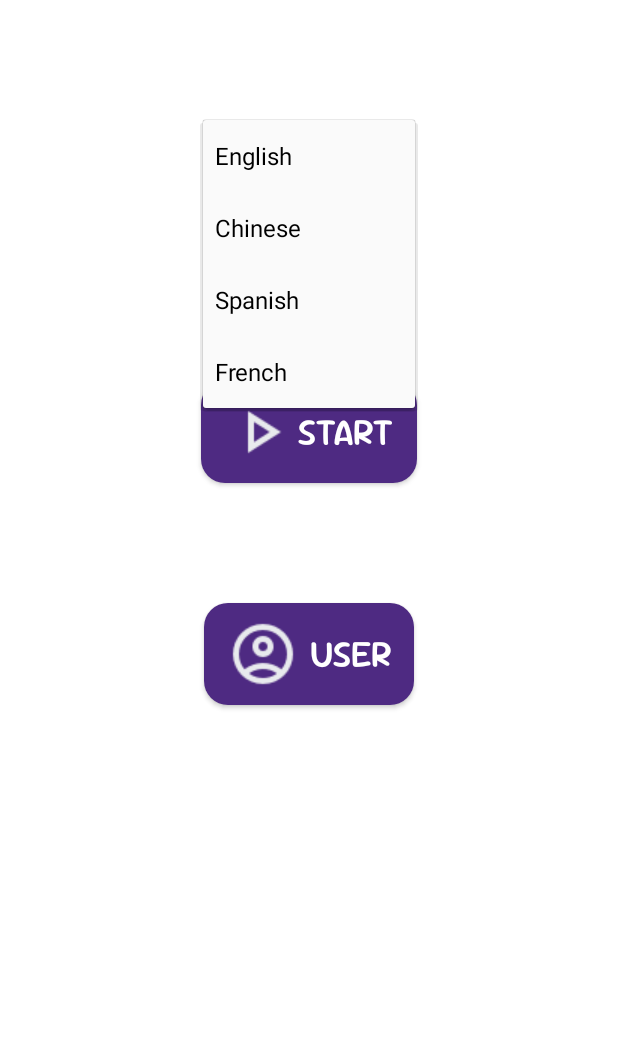
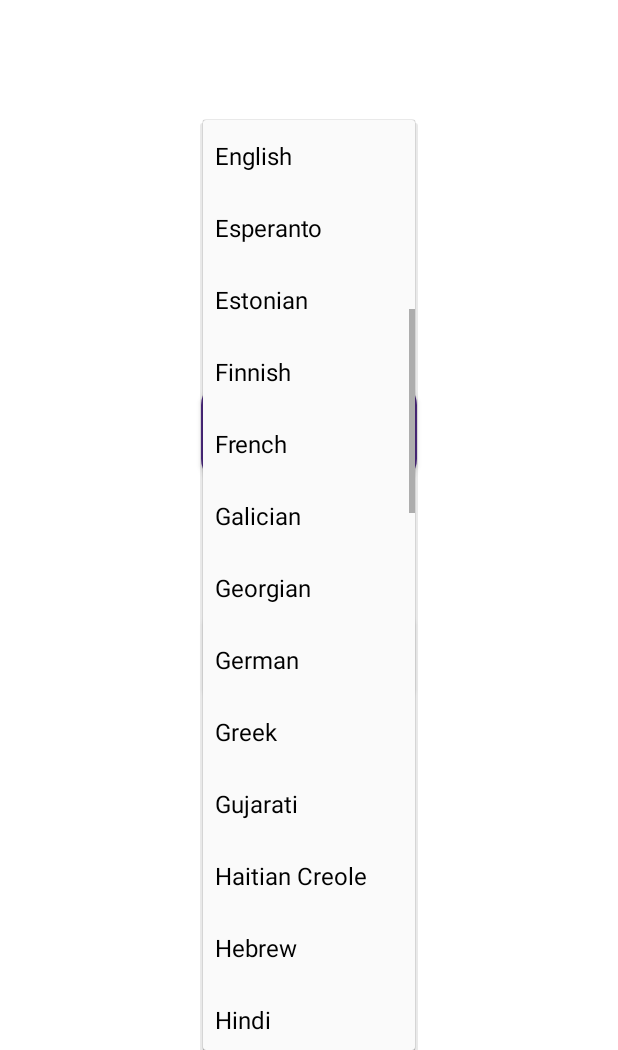
Before and after one commit to Lance-Azrael/CSS-545-UWB, an Android app built with Jetpack Compose: the screen it shows after launch (MainActivity), after a tap on "English", on a phone screen of 412 x 824 dp, the part 186-1236 px from its top. Run offline under Robolectric (Android 15) with nearby library versions, the phone set to English and light mode, and no system bars; libraries missing offline, so code that uses them is left out: com.google.mlkit.common, com.google.mlkit.nl, com.google.mlkit.vision.

Commit message:
more language, UI, save image, download models

```diff
--- a/Project/app/src/main/java/com/example/easyscreen/MainActivity.kt
+++ b/Project/app/src/main/java/com/example/easyscreen/MainActivity.kt
@@ -51,15 +51,48 @@ class MainActivity : ComponentActivity() {
         setContentView(R.layout.activity_main)
 
         // language spinner
+//        sourceLanguageSpinner = findViewById(R.id.source_language_spinner)
+//        val sourceLanguages = arrayOf("English", "Chinese", "Spanish", "French")
+//        val sourceAdapter = ArrayAdapter(this, android.R.layout.simple_spinner_dropdown_item, sourceLanguages)
+//        sourceLanguageSpinner.adapter = sourceAdapter
+//
+//        targetLanguageSpinner = findViewById(R.id.target_language_spinner)
+//        val targetLanguages = arrayOf("English", "Chinese", "Spanish", "French")
+//        val targetAdapter = ArrayAdapter(this, android.R.layout.simple_spinner_dropdown_item, targetLanguages)
+//        targetLanguageSpinner.adapter = targetAdapter
+
+        // language spinner
         sourceLanguageSpinner = findViewById(R.id.source_language_spinner)
-        val sourceLanguages = arrayOf("English", "Chinese", "Spanish", "French")
+        val sourceLanguages = arrayOf(
+            "Afrikaans", "Albanian", "Arabic", "Belarusian", "Bengali", "Bulgarian", "Catalan",
+            "Chinese", "Croatian", "Czech", "Danish", "Dutch", "English", "Esperanto", "Estonian",
+            "Finnish", "French", "Galician", "Georgian", "German", "Greek", "Gujarati",
+            "Haitian Creole", "Hebrew", "Hindi", "Hungarian", "Icelandic", "Indonesian",
+            "Irish", "Italian", "Japanese", "Kannada", "Korean", "Lithuanian", "Latvian",
+            "Macedonian", "Marathi", "Malay", "Maltese", "Norwegian", "Persian", "Polish",
+            "Portuguese", "Romanian", "Russian", "Slovak", "Slovenian", "Spanish", "Swahili",
+            "Swedish", "Tagalog", "Tamil", "Telugu", "Thai", "Turkish", "Ukrainian", "Urdu",
+            "Vietnamese", "Welsh"
+        )
         val sourceAdapter = ArrayAdapter(this, android.R.layout.simple_spinner_dropdown_item, sourceLanguages)
         sourceLanguageSpinner.adapter = sourceAdapter
 
         targetLanguageSpinner = findViewById(R.id.target_language_spinner)
-        val targetLanguages = arrayOf("English", "Chinese", "Spanish", "French")
+        val targetLanguages = arrayOf(
+            "Afrikaans", "Albanian", "Arabic", "Belarusian", "Bengali", "Bulgarian", "Catalan",
+            "Chinese", "Croatian", "Czech", "Danish", "Dutch", "English", "Esperanto", "Estonian",
+            "Finnish", "French", "Galician", "Georgian", "German", "Greek", "Gujarati",
+            "Haitian Creole", "Hebrew", "Hindi", "Hungarian", "Icelandic", "Indonesian",
+            "Irish", "Italian", "Japanese", "Kannada", "Korean", "Lithuanian", "Latvian",
+            "Macedonian", "Marathi", "Malay", "Maltese", "Norwegian", "Persian", "Polish",
+            "Portuguese", "Romanian", "Russian", "Slovak", "Slovenian", "Spanish", "Swahili",
+            "Swedish", "Tagalog", "Tamil", "Telugu", "Thai", "Turkish", "Ukrainian", "Urdu",
+            "Vietnamese", "Welsh"
+        )
         val targetAdapter = ArrayAdapter(this, android.R.layout.simple_spinner_dropdown_item, targetLanguages)
         targetLanguageSpinner.adapter = targetAdapter
+
+
 
         // language preference
         val sharedPrefs = getSharedPreferences("AppPrefs", MODE_PRIVATE)
```
Also changed, not shown: Project/app/src/main/java/com/example/easyscreen/FloatingButtonService.kt (+153 -87 lines), Project/app/src/main/res/drawable/cancel_24px.xml (added, +10 -0 lines), Project/app/src/main/res/layout/floating_button_layout.xml (+10 -8 lines).
